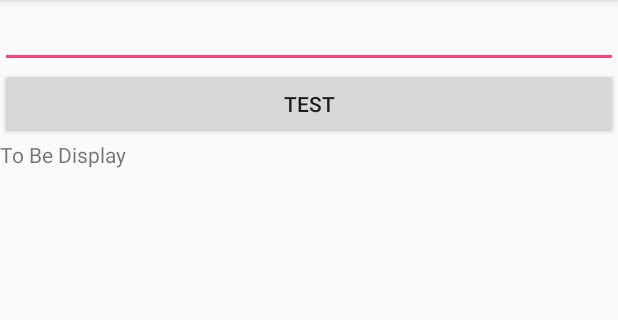
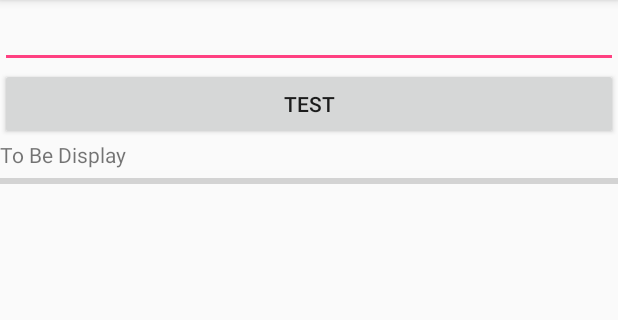
Before and after one commit to chaosgoo/ffmpegNDK, an Android app: the screen it shows after launch (MainActivity), after a tap on "TEST", on a phone screen of 412 x 824 dp, the part 84-404 px from its top. Run offline under Robolectric (Android 15) with nearby library versions, the light colour scheme and no system bars; 9 statements that could not run were skipped.

Commit message:
简单封装ffmpegJni类

```diff
--- a/ffmpegProject/app/src/main/java/com/chaosgoo/ffmpegproject/MainActivity.kt
+++ b/ffmpegProject/app/src/main/java/com/chaosgoo/ffmpegproject/MainActivity.kt
@@ -7,26 +7,18 @@ import android.view.View
 import android.widget.EditText
 import com.chaosgoo.ffmpegproject.R.id.*
 import kotlinx.android.synthetic.main.activity_main.*
+import kotlin.concurrent.thread
 
 class MainActivity : AppCompatActivity() {
-    var f: ffmpegJni = ffmpegJni()
+
 
     override fun onCreate(savedInstanceState: Bundle?) {
         super.onCreate(savedInstanceState)
         setContentView(R.layout.activity_main)
-
+        var f: ffmpegJni = ffmpegJni("/storage/emulated/0/aaa.mp3","/storage/emulated/0/zzz.pcm",progressBar)
+        f!!.init()
         test_btn.setOnClickListener( View.OnClickListener {
-            ffmpegJni.TestFunc(1)
-            var cmd = input_text.text.toString()
-            var strs = arrayOf("ffmpeg","-codecs","-help")
-            var mp3topcm = arrayOf("ffmpeg", "-i","/storage/emulated/0/aaa.mp3", "-f", "s16be" ,"-ar" ,"44100" ,"-acodec","pcm_s16le", "/storage/emulated/0/zzz.pcm")
-            var mp3info = arrayOf("ffmpeg", "-i","/storage/emulated/0/aaa.mp3")
-            //var mp3towav = arrayOf("ffmpeg", "-i","/storage/emulated/0/aaa.mp3", "-f", "s16be" ,"-ar" ,"44100" ,"-acodec","pcm_s16le", "/storage/emulated/0/zzz.pcm")
-            try {
-                f.run(mp3info)
-            }catch (e:Exception){
-                e.printStackTrace()
-            }
+              f!!.decode()
         })
     }
 }
--- a/ffmpegProject/app/src/main/java/com/chaosgoo/ffmpegproject/ffmpegJni.java
+++ b/ffmpegProject/app/src/main/java/com/chaosgoo/ffmpegproject/ffmpegJni.java
@@ -1,28 +1,58 @@
 package com.chaosgoo.ffmpegproject;
 
+import android.media.MediaPlayer;
 import android.util.Log;
+import android.widget.ProgressBar;
 
 /**
  * Created by Goo on 2018/2/1.
  */
 
 public class ffmpegJni {
-    int decodeTime = 0;
-    int totalDecodeTime = 0;
-    public static void onProgress(int second) {
-        Log.d("AAA", "已执行时长:" + second);
+    private  float totalDecodeTime = 349.0f;
+    private  ProgressBar progressBar;
+
+    private String fileInPath;
+    private String fileOutPath;
+
+    MediaPlayer mediaPlayer = new MediaPlayer();
+
+    public ffmpegJni(String inPath, String outPath, ProgressBar progressBar){
+        fileInPath = inPath;
+        fileOutPath = outPath;
+        this.progressBar = progressBar;
+    }
+    // 初始化相关设定
+    public void init(){
+        try{
+            mediaPlayer.setDataSource(fileInPath);
+            mediaPlayer.prepare();
+            totalDecodeTime = mediaPlayer.getDuration()/1000;
+            Log.d("ffmpeg", "init: "+totalDecodeTime);
+        }catch (Exception e){
+            e.printStackTrace();
+        }
+    }
+    //执行解码操作
+    public void decode(){
+        new Thread(new Runnable() {
+            @Override
+            public void run() {
+                String[] cmd = {"ffmpeg", "-i",fileInPath, "-f", "s16be" ,"-ar" ,"44100" ,"-acodec","pcm_s16le", fileOutPath};
+                main(cmd);
+            }
+        }).start();
     }
 
-    public void durationTime(int total){
-        totalDecodeTime = total;
-        Log.d("ffmpeg","asd");
+    // 更新进度条
+    public void onProgress(int second) {
+        Log.d("ffmpeg", "onProgress: "+ ((second/this.totalDecodeTime) * 100));
+        progressBar.setProgress((int)((second/this.totalDecodeTime) * 100));
     }
 
-    public static void TestFunc(int s){
-        Log.d("FFmpeg","Called from JNI");
-    }
+
     // NDK 函数
-    public native int run(String[] commands);
+    public native int main(String[] commands);
     // 导入so文件
     static {
         System.loadLibrary("avutil");
--- a/ffmpegProject/app/src/main/res/layout/activity_main.xml
+++ b/ffmpegProject/app/src/main/res/layout/activity_main.xml
@@ -20,6 +20,14 @@
     <TextView
         android:id="@+id/output"
         android:layout_width="match_parent"
-        android:layout_height="match_parent"
+        android:layout_height="wrap_content"
         android:text="To Be Display"/>
+
+    <ProgressBar
+        android:id="@+id/progressBar"
+        style="?android:attr/progressBarStyleHorizontal"
+        android:layout_width="match_parent"
+        android:layout_height="wrap_content"
+        android:max="100"/>
+
 </LinearLayout>
```
Also changed, not shown: 2 other files.
